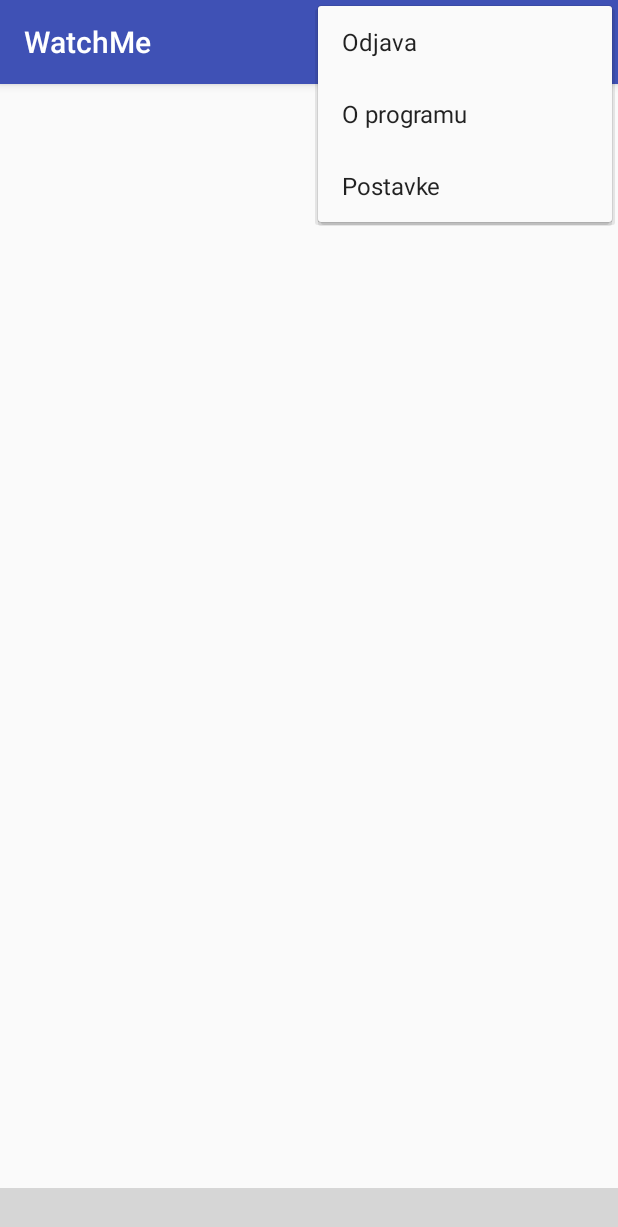
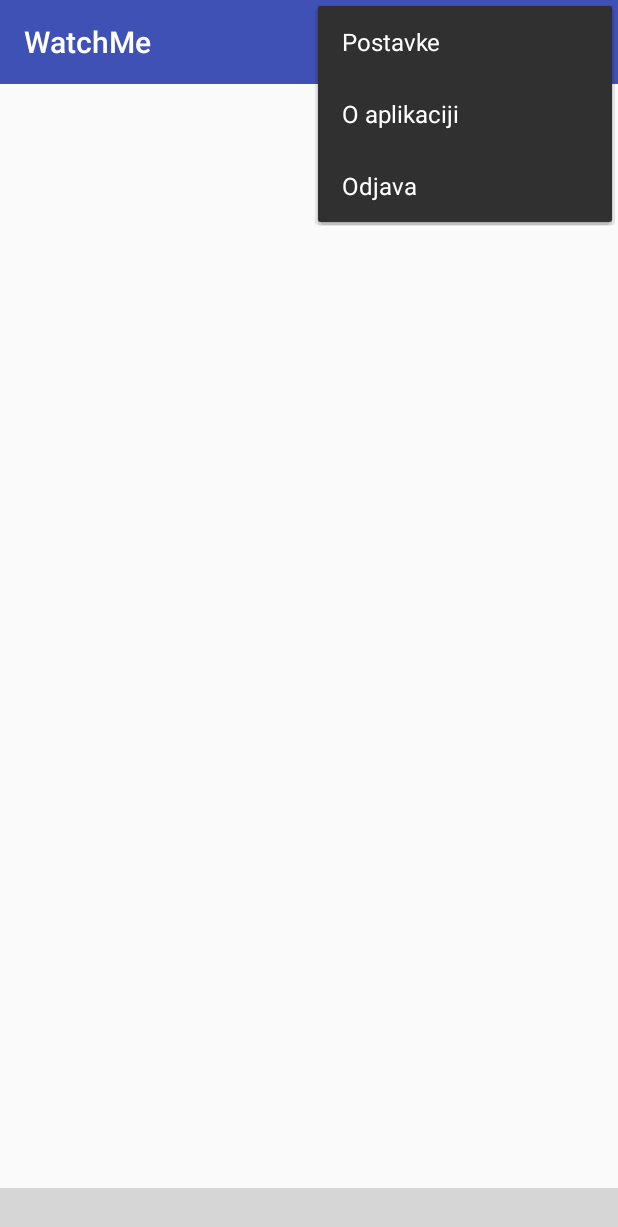
Before and after one commit to gcehulic/AiR_project, an Android app: the BottomNavigationActivity screen opened directly, with no data from a screen before it, with the options menu open, on a phone screen of 412 x 824 dp. Shown: the top 1227 px of the screen. Run offline under Robolectric (Android 15) with nearby library versions, the phone set to English and light mode, and no system bars; libraries missing offline, so code that uses them is left out: com.aurelhubert.ahbottomnavigation; plain views replace AHBottomNavigation, AHBottomNavigationViewPager; 17 statements that could not run were skipped; grey boxes are pictures that could not be loaded.

Commit message:
Popravljen menu option
Uklonjen problem prelaska na opcije specifikacijame, o pregledu i
odjava.

```diff
--- a/WatchMe/app/build.gradle
+++ b/WatchMe/app/build.gradle
@@ -34,6 +34,8 @@ dependencies {
     compile 'com.aurelhubert:ahbottomnavigation:1.3.3'
     testCompile 'junit:junit:4.12'
 
+    compile 'com.android.support:design:24.2.1'
+
     compile project (':database')
 
     //Butterknife
@@ -41,4 +43,5 @@ dependencies {
     apt 'com.jakewharton:butterknife-compiler:8.4.0'
 
     compile 'com.google.android.gms:play-services-appindexing:8.4.0'
+    compile 'com.android.support:multidex:1.0.1'
 }
--- a/WatchMe/app/src/main/res/layout/activity_bottom_navigation.xml
+++ b/WatchMe/app/src/main/res/layout/activity_bottom_navigation.xml
@@ -25,4 +25,13 @@
         android:layout_height="wrap_content"
         android:layout_gravity="bottom" />
 
+    <android.support.v7.widget.Toolbar
+        android:layout_width="match_parent"
+        android:layout_height="wrap_content"
+        android:background="?attr/colorPrimary"
+        android:theme="@style/ThemeOverlay.AppCompat.Dark"
+        android:minHeight="?attr/actionBarSize"
+        android:id="@+id/toolbar"
+        android:popupTheme="@style/ThemeOverlay.AppCompat.Light"/>
+
 </android.support.design.widget.CoordinatorLayout>
--- a/WatchMe/app/src/main/res/menu/menu_main.xml
+++ b/WatchMe/app/src/main/res/menu/menu_main.xml
@@ -2,13 +2,15 @@
 <menu xmlns:android="http://schemas.android.com/apk/res/android"
     xmlns:app="http://schemas.android.com/apk/res-auto"
     xmlns:tools="http://schemas.android.com/tools" tools:context=".MainActivity">
-    <item android:id="@+id/item_menu_ok"
-        android:icon="@drawable/ic_action_ok"
-        android:title="@string/ok"
-        app:showAsAction="always"/>
+    <item android:id="@+id/action_settings"
+        android:title="Postavke"
+        app:showAsAction="never"/>
 
-    <item android:id="@+id/item_menu_cancel"
-        android:icon="@drawable/ic_action_cancel"
-        android:title="@string/cancel"
-        app:showAsAction="always"/>
+    <item android:id="@+id/action_about"
+        android:title="O aplikaciji"
+        app:showAsAction="never"/>
+
+    <item android:id="@+id/action_odjava"
+        android:title="Odjava"
+        app:showAsAction="never"/>
 </menu>
--- a/WatchMe/app/src/main/res/menu/menu_postavke.xml
+++ /dev/null
@@ -1,4 +0,0 @@
-<?xml version="1.0" encoding="utf-8"?>
-<menu xmlns:android="http://schemas.android.com/apk/res/android">
-
-</menu>
--- a/WatchMe/app/src/main/res/values/styles.xml
+++ b/WatchMe/app/src/main/res/values/styles.xml
@@ -1,7 +1,7 @@
 <resources>
 
     <!-- Base application theme. -->
-    <style name="AppTheme" parent="Theme.AppCompat.Light.DarkActionBar">
+    <style name="AppTheme" parent="Theme.AppCompat.Light.NoActionBar">
         <!-- Customize your theme here. -->
         <item name="colorPrimary">@color/colorPrimary</item>
         <item name="colorPrimaryDark">@color/colorPrimaryDark</item>
```
Also changed, not shown: WatchMe/app/src/main/AndroidManifest.xml (+15 -1 lines), WatchMe/app/src/main/java/hr/foi/air602/watchme/BottomNavigationActivity.java (+23 -49 lines), WatchMe/app/src/main/java/hr/foi/air602/watchme/MainActivity.java (+0 -8 lines), WatchMe/app/src/main/java/hr/foi/air602/watchme/O_programu.java (added, +39 -0 lines), WatchMe/app/src/main/java/hr/foi/air602/watchme/Postavke.java (added, +39 -0 lines), WatchMe/app/src/main/java/hr/foi/air602/watchme/fragments/o_programu.java (deleted, +0 -32 lines), WatchMe/app/src/main/java/hr/foi/air602/watchme/fragments/postavke.java (deleted, +0 -24 lines), WatchMe/app/src/main/res/layout/activity_postavke.xml (+8 -8 lines), WatchMe/app/src/main/res/menu/menu_o_programu.xml (deleted, +0 -7 lines).
